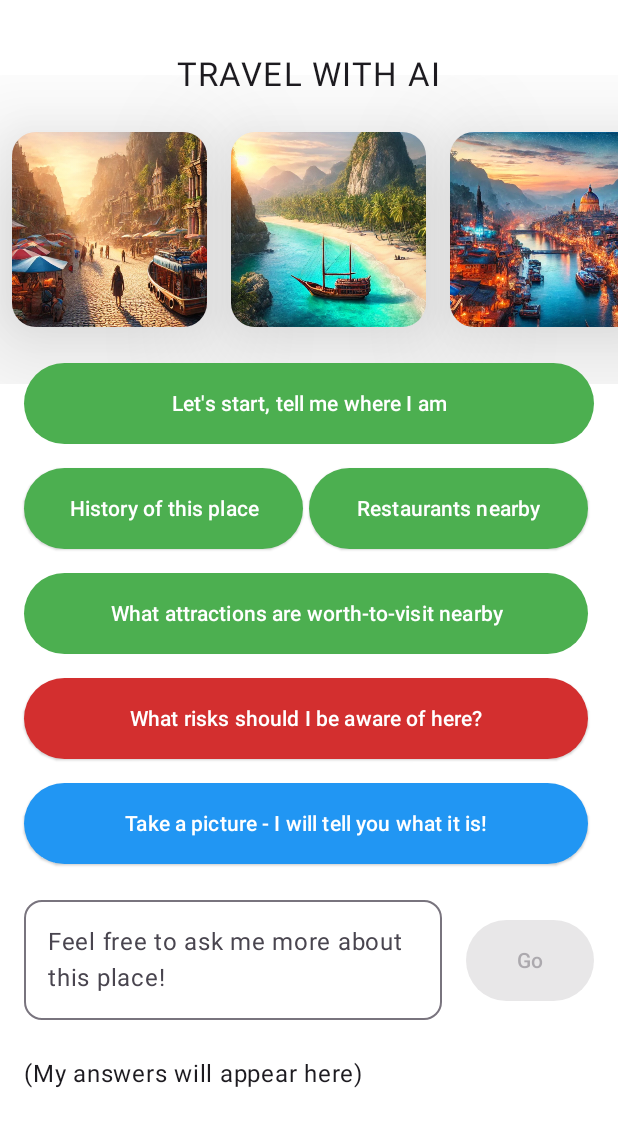
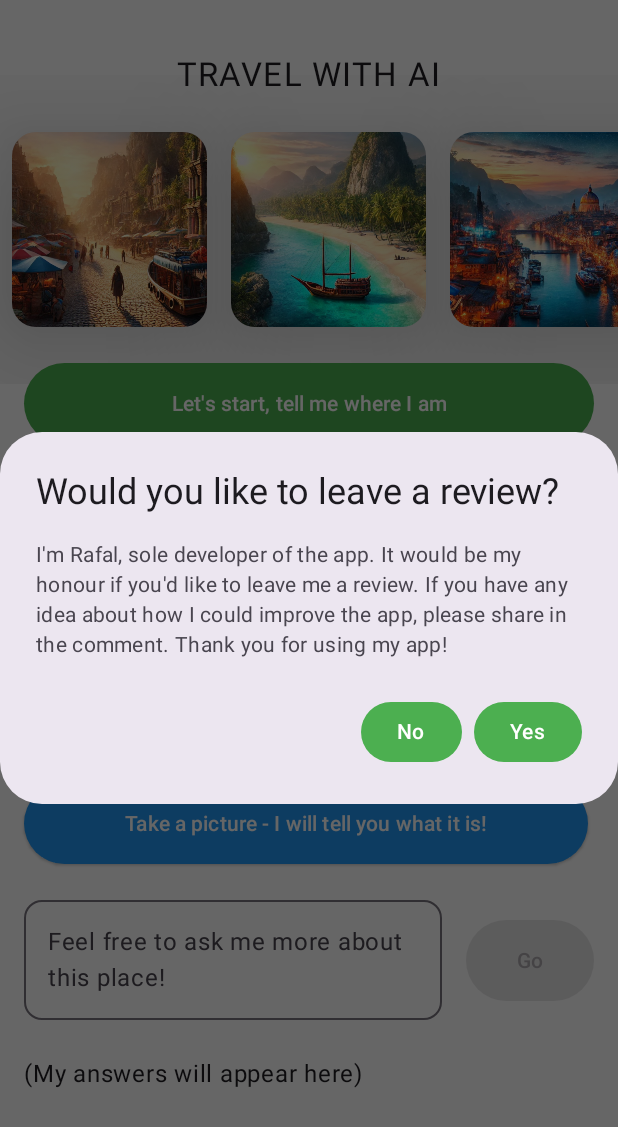
Before and after one commit to ravo9/Android_Learning_And_Self-Improvement_Project, an Android app built with Jetpack Compose: the composable MainScreen shown on its own in the app's theme, on a phone screen of 412 x 824 dp. Shown: the top 1127 px of the screen. Run offline under Robolectric (Android 15) with nearby library versions, the phone set to English and light mode, and no system bars; 3 statements that could not run were skipped.

Commit message:
Asking for review - implemented

```diff
--- a/app/build.gradle.kts
+++ b/app/build.gradle.kts
@@ -59,6 +59,7 @@ dependencies {
     implementation(platform(libs.firebase.bom))
     implementation(libs.firebase.analytics)
     implementation(libs.firebase.config)
+    implementation(libs.play.review)
     testImplementation(libs.junit)
     androidTestImplementation(libs.androidx.junit)
     androidTestImplementation(libs.androidx.espresso.core)
--- a/app/src/main/java/com/dreamcatcher/travelwithai/MainScreen.kt
+++ b/app/src/main/java/com/dreamcatcher/travelwithai/MainScreen.kt
@@ -1,6 +1,8 @@
 package com.dreamcatcher.travelwithai
 
 import android.Manifest
+import android.app.Activity
+import android.content.Context
 import android.graphics.Bitmap
 import androidx.activity.compose.rememberLauncherForActivityResult
 import androidx.activity.result.contract.ActivityResultContracts
@@ -20,6 +22,7 @@ import androidx.compose.foundation.lazy.LazyRow
 import androidx.compose.foundation.lazy.itemsIndexed
 import androidx.compose.foundation.lazy.rememberLazyListState
 import androidx.compose.foundation.shape.RoundedCornerShape
+import androidx.compose.material3.AlertDialog
 import androidx.compose.material3.Button
 import androidx.compose.material3.ButtonDefaults
 import androidx.compose.material3.Card
@@ -55,14 +58,24 @@ import com.example.demoapp.ui.theme.Blue500
 import com.google.accompanist.permissions.ExperimentalPermissionsApi
 import com.google.accompanist.permissions.isGranted
 import com.google.accompanist.permissions.rememberPermissionState
+import com.google.android.gms.tasks.Task
+import com.google.android.play.core.review.ReviewInfo
+import com.google.android.play.core.review.ReviewManagerFactory
+import kotlinx.coroutines.delay
 import kotlinx.coroutines.launch
 
 @OptIn(ExperimentalPermissionsApi::class)
 @Composable
 fun MainScreen() {
+    val context = LocalContext.current
+    val sharedPreferences = context.getSharedPreferences("app_preferences", Context.MODE_PRIVATE)
+
     val mainViewModel: MainViewModel = viewModel(
-        factory = BakingViewModelFactory(LocalContext.current)
+        factory = BakingViewModelFactory(context)
     )
+
+    var appOpenCount = sharedPreferences.getInt("app_open_count", 0)
+    sharedPreferences.edit().putInt("app_open_count", appOpenCount + 1).apply()
 
     val locationPermissionState = rememberPermissionState(permission = Manifest.permission.ACCESS_FINE_LOCATION)
     val cameraPermissionState = rememberPermissionState(permission = Manifest.permission.CAMERA)
@@ -97,6 +110,7 @@ fun MainScreen() {
             }
         }
 
+        ReviewDialog()
 
         LazyColumn(
             state = lazyListState,
@@ -358,3 +372,55 @@ fun ActionButton(
         )
     }
 }
+
+@Composable
+fun ReviewDialog() {
+    val context = LocalContext.current
+    var showDialog by remember { mutableStateOf(false) }
+    val sharedPreferences = context.getSharedPreferences("app_preferences", Context.MODE_PRIVATE)
+
+    fun requestReview(context: Context) {
+        val reviewManager = ReviewManagerFactory.create(context)
+        val reviewInfoTask: Task<ReviewInfo> = reviewManager.requestReviewFlow()
+        sharedPreferences.edit().putBoolean("has_reviewed", true).apply()
+        reviewInfoTask.addOnCompleteListener { task ->
+            if (task.isSuccessful) {
+                val reviewInfo = task.result
+                val reviewFlow = reviewManager.launchReviewFlow(context as Activity, reviewInfo)
+                reviewFlow.addOnCompleteListener { }
+            } else {
+//                val exception = task.exception
+            }
+        }
+    }
+
+    val appOpenCount = sharedPreferences.getInt("app_open_count", 0)
+    val hasReviewed = sharedPreferences.getBoolean("has_reviewed", false)
+    when {
+        appOpenCount == 2 && !hasReviewed -> { showDialog = true }
+        appOpenCount == 4 && !hasReviewed -> { showDialog = true }
+    }
+
+    if (showDialog) {
+        AlertDialog(
+            onDismissRequest = { showDialog = false },
+            title = { Text("Would you like to leave a review?") },
+            text = { Text("I'm Rafal, sole developer of the app. It would be my honour if you'd like to leave me a review. If you have any idea about how I could improve the app, please share in the comment. Thank you for using my app!") },
+            confirmButton = {
+                Button(
+                    onClick = {
+                        requestReview(context)
+                        showDialog = false
+                    }
+                ) {
+                    Text("Yes")
+                }
+            },
+            dismissButton = {
+                Button(onClick = { showDialog = false }) {
+                    Text("No")
+                }
+            }
+        )
+    }
+}
--- a/gradle/libs.versions.toml
+++ b/gradle/libs.versions.toml
@@ -13,6 +13,7 @@ generativeai = "0.9.0"
 playServicesLocation = "18.0.0"
 accompanistPermissions = "0.34.0"
 firebaseBom = "33.7.0"
+playReview = "2.0.1"
 googleAndroidLibrariesMapsplatformSecretsGradlePlugin = "2.0.1"
 googleGmsGoogleServices = "4.4.2"
 
@@ -38,6 +39,7 @@ accompanist-permissions = { group = "com.google.accompanist", name = "accompanis
 firebase-bom = { group = "com.google.firebase", name = "firebase-bom", version.ref = "firebaseBom" }
 firebase-analytics = { group = "com.google.firebase", name = "firebase-analytics" }
 firebase-config = { group = "com.google.firebase", name = "firebase-config" }
+play-review = { group = "com.google.android.play", name = "review-ktx", version.ref = "playReview" }
 
 [plugins]
 android-application = { id = "com.android.application", version.ref = "agp" }
```
